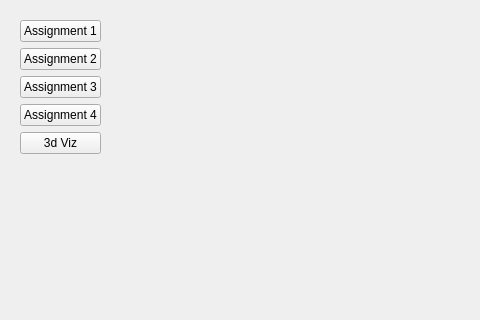
Before: the Qt Designer form MayaPy/resources/widget/MayaPyHomeWidget/Widget.ui in awhalbert/cis410repo, drawn with Qt 5; both pictures show x 0 to 480 and y 0 to 320 of the 608 by 422 pixel window.
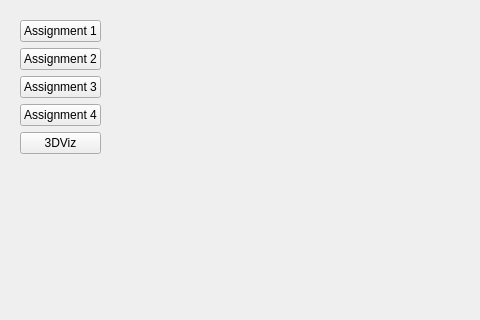
After: the same form once the commit is applied.

Patch:
```diff
--- a/MayaPy/resources/widget/MayaPyHomeWidget/Widget.ui
+++ b/MayaPy/resources/widget/MayaPyHomeWidget/Widget.ui
@@ -51,7 +51,7 @@
       <item>
        <widget class="QPushButton" name="vizBtn">
         <property name="text">
-         <string>3d Viz</string>
+         <string>3DViz</string>
         </property>
        </widget>
       </item>
```
